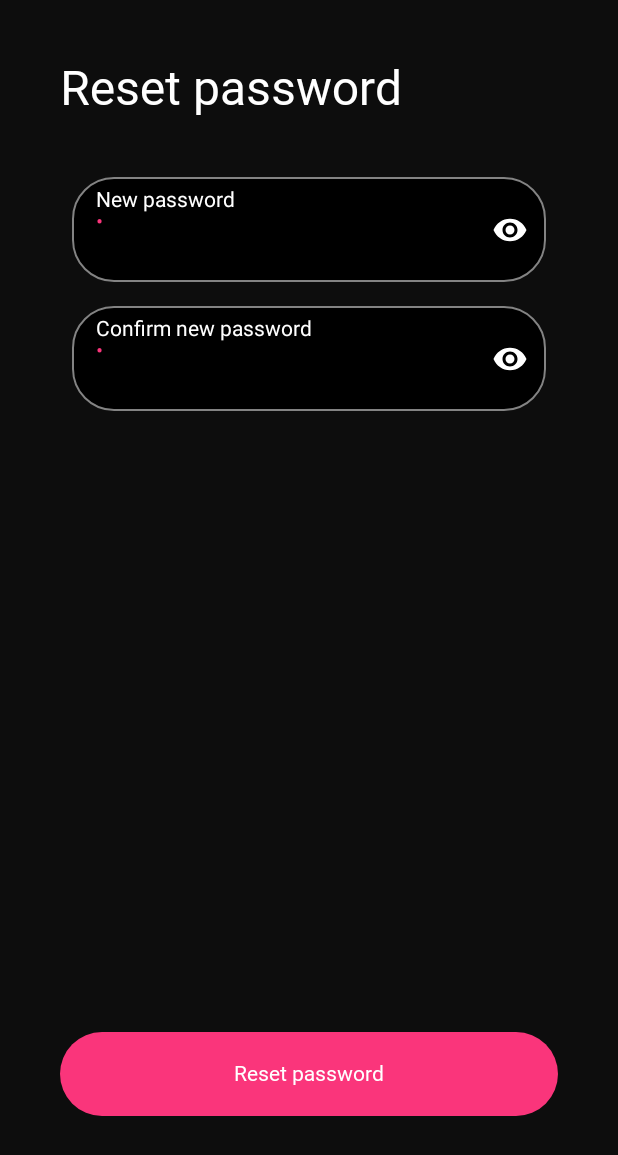
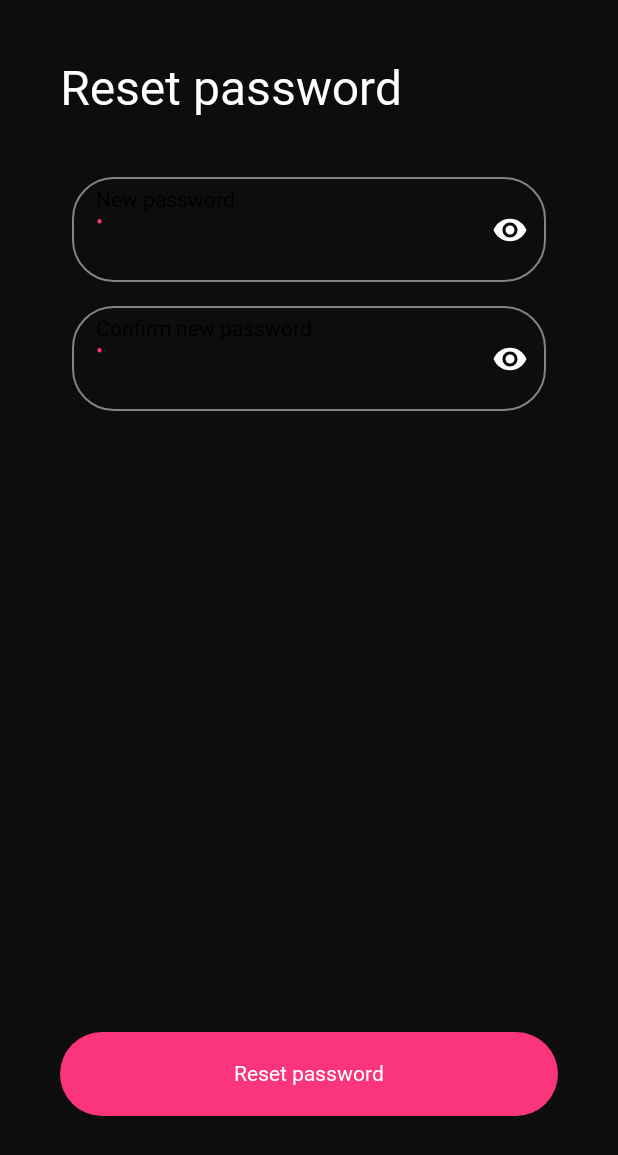
Before and after one commit to valentinbrad-wolfpack/TimeTracker, an Android app built with Jetpack Compose: the ResetPasswordScreen screen opened through its navigation route, on a phone screen of 412 x 824 dp. Shown: the top 1155 px of the screen. Run offline under Robolectric (Android 15) with nearby library versions, the phone set to English and light mode, and no system bars; our stand-ins replace Dagger/Hilt's generated code; Roboto replaces fonts that are not available here.

Commit message:
Theme improvements

```diff
--- a/app/src/main/java/com/example/timetracker/presentation/common/components/CredentialsTextField.kt
+++ b/app/src/main/java/com/example/timetracker/presentation/common/components/CredentialsTextField.kt
@@ -9,14 +9,14 @@ import androidx.compose.foundation.layout.height
 import androidx.compose.foundation.layout.padding
 import androidx.compose.foundation.text.KeyboardActions
 import androidx.compose.foundation.text.KeyboardOptions
-import androidx.compose.material.MaterialTheme
 import androidx.compose.material.TextField
-import androidx.compose.material.Text
 import androidx.compose.material.TextFieldDefaults
 import androidx.compose.material.icons.Icons
 import androidx.compose.material.icons.filled.Visibility
 import androidx.compose.material.icons.filled.VisibilityOff
 import androidx.compose.material3.Icon
+import androidx.compose.material3.MaterialTheme
+import androidx.compose.material3.Text
 import androidx.compose.runtime.Composable
 import androidx.compose.runtime.getValue
 import androidx.compose.runtime.mutableStateOf
@@ -36,7 +36,6 @@ import com.example.timetracker.presentation.ui.theme.Gray
 import com.example.timetracker.presentation.ui.theme.Paddings
 import com.example.timetracker.presentation.ui.theme.Shapes
 import com.example.timetracker.presentation.ui.theme.VioletRed
-import com.example.timetracker.presentation.ui.theme.White
 
 @Composable
 fun CredentialsRoundTextField(
@@ -73,7 +72,7 @@ fun CredentialsRoundTextField(
                     Text(
                         text = hint,
                         style = textStyle,
-                        color = Color.DarkGray
+                        color = MaterialTheme.colorScheme.surface
                     )
                 }
             },
@@ -90,12 +89,10 @@ fun CredentialsRoundTextField(
                         modifier = Modifier.clickable() {
                             isPasswordHidden = !isPasswordHidden
                         },
-                        imageVector = if (isPasswordHidden) {
-                            Icons.Default.Visibility
-                        } else {
-                            Icons.Default.VisibilityOff
-                        },
-                        tint = if (isPasswordHidden) White else VioletRed,
+                        imageVector = if (isPasswordHidden) Icons.Default.Visibility
+                        else Icons.Default.VisibilityOff,
+                        tint = if (isPasswordHidden) MaterialTheme.colorScheme.onSurface
+                        else MaterialTheme.colorScheme.primary,
                         contentDescription = null
                     )
                 }
@@ -104,10 +101,10 @@ fun CredentialsRoundTextField(
                 backgroundColor = Color.Transparent,
                 focusedIndicatorColor = Color.Transparent,
                 unfocusedIndicatorColor = Color.Transparent,
-                textColor = VioletRed,
-                unfocusedLabelColor = White,
-                focusedLabelColor = White,
-                cursorColor = VioletRed
+                textColor = MaterialTheme.colorScheme.primary,
+                unfocusedLabelColor = MaterialTheme.colorScheme.onSurface,
+                focusedLabelColor = MaterialTheme.colorScheme.onSurface,
+                cursorColor = MaterialTheme.colorScheme.primary
             ),
             keyboardOptions = KeyboardOptions(
                 imeAction = imeAction, keyboardType = keyboardType
@@ -117,12 +114,15 @@ fun CredentialsRoundTextField(
             onValueChange = onValueChange,
             modifier = Modifier
                 .border(
-                    width = Dimens.DIMEN_1, shape = Shapes.large, color = focusBorderColor
+                    width = Dimens.DIMEN_1,
+                    shape = Shapes.large,
+                    color = focusBorderColor
                 )
                 .height(Dimens.DIMEN_70)
                 .fillMaxWidth()
                 .background(
-                    color = Color.Black, shape = Shapes.large
+                    color = MaterialTheme.colorScheme.background,
+                    shape = Shapes.large
                 )
                 .onFocusChanged {
                     focusBorderColor = if (it.isFocused) VioletRed else Gray
--- a/app/src/main/java/com/example/timetracker/presentation/forgotPassword/ForgotPasswordScreen.kt
+++ b/app/src/main/java/com/example/timetracker/presentation/forgotPassword/ForgotPasswordScreen.kt
@@ -1,7 +1,6 @@
 package com.example.timetracker.presentation.forgotPassword
 
 import androidx.compose.foundation.background
-import androidx.compose.foundation.layout.Arrangement
 import androidx.compose.foundation.layout.Box
 import androidx.compose.foundation.layout.Column
 import androidx.compose.foundation.layout.PaddingValues
@@ -10,35 +9,25 @@ import androidx.compose.foundation.layout.fillMaxSize
 import androidx.compose.foundation.layout.fillMaxWidth
 import androidx.compose.foundation.layout.height
 import androidx.compose.foundation.layout.padding
-import androidx.compose.foundation.layout.size
-import androidx.compose.foundation.layout.wrapContentHeight
 import androidx.compose.foundation.rememberScrollState
 import androidx.compose.foundation.verticalScroll
 import androidx.compose.material3.Button
+import androidx.compose.material3.ButtonDefaults
+import androidx.compose.material3.MaterialTheme
 import androidx.compose.material3.Text
-import androidx.compose.material3.ButtonDefaults
-import androidx.compose.material3.Icon
 import androidx.compose.runtime.Composable
-import androidx.compose.ui.Alignment
 import androidx.compose.ui.Modifier
 import androidx.compose.ui.graphics.Color
-import androidx.compose.ui.res.painterResource
 import androidx.compose.ui.res.stringResource
-import androidx.compose.ui.text.TextStyle
-import androidx.compose.ui.text.font.FontWeight
 import androidx.compose.ui.text.input.ImeAction
 import androidx.compose.ui.text.input.KeyboardType
-import androidx.compose.ui.text.style.TextAlign
 import androidx.navigation.NavController
 import com.example.timetracker.R
 import com.example.timetracker.presentation.common.components.CredentialsRoundTextField
 import com.example.timetracker.presentation.common.components.TopNavBar
 import com.example.timetracker.presentation.ui.theme.Dimens
 import com.example.timetracker.presentation.ui.theme.Shapes
-import com.example.timetracker.presentation.ui.theme.TextSizes
-import com.example.timetracker.presentation.ui.theme.VioletRed
 import com.example.timetracker.presentation.ui.theme.White
-import com.example.timetracker.presentation.ui.theme.fonts
 
 @Composable
 fun ForgotPasswordScreen(
@@ -57,45 +46,40 @@ fun ForgotPasswordScreen(
             Text(
                 text = stringResource(id = R.string.forgot_password),
                 color = White,
-                style = TextStyle(
-                    fontFamily = fonts, fontWeight = FontWeight.Bold, fontSize = TextSizes.SIZE_32
-                )
+                style = MaterialTheme.typography.headlineLarge
             )
             Text(
                 text = stringResource(id = R.string.forgot_password_steps),
                 color = White,
-                style = TextStyle(
-                    fontFamily = fonts, fontWeight = FontWeight.Normal, fontSize = TextSizes.SIZE_14
-                )
+                style = MaterialTheme.typography.bodyLarge
             )
             Spacer(modifier = Modifier.height(Dimens.DIMEN_32))
-            CredentialsRoundTextField(text = "A",
+            CredentialsRoundTextField(
+                text = "A",
                 labelId = R.string.email_label,
                 imeAction = ImeAction.Next,
                 keyboardType = KeyboardType.Email,
                 onValueChange = { },
                 onNextClicked = { },
-                onDoneClicked = {})
+                onDoneClicked = {}
+            )
             Spacer(modifier = Modifier.weight(1f))
             Button(modifier = Modifier
                 .fillMaxWidth()
                 .height(Dimens.DIMEN_56),
                 colors = ButtonDefaults.buttonColors(
-                    containerColor = VioletRed,
+                    containerColor = MaterialTheme.colorScheme.primary,
                 ),
                 shape = Shapes.large,
                 onClick = {}) {
                 Text(
                     modifier = Modifier.background(
-                        color = Color.Transparent, shape = Shapes.large
+                        color = Color.Transparent,
+                        shape = Shapes.large
                     ),
                     text = stringResource(id = R.string.send_email),
-                    color = White,
-                    style = TextStyle(
-                        fontFamily = fonts,
-                        fontWeight = FontWeight.Bold,
-                        fontSize = TextSizes.SIZE_14
-                    )
+                    color = MaterialTheme.colorScheme.onPrimary,
+                    style = MaterialTheme.typography.labelSmall
                 )
             }
             Spacer(modifier = Modifier.height(Dimens.DIMEN_40))
--- a/app/src/main/java/com/example/timetracker/presentation/login/LoginScreen.kt
+++ b/app/src/main/java/com/example/timetracker/presentation/login/LoginScreen.kt
@@ -1,8 +1,8 @@
 package com.example.timetracker.presentation.login
 
+import androidx.compose.foundation.Image
 import androidx.compose.foundation.background
 import androidx.compose.foundation.clickable
-import androidx.compose.foundation.layout.Arrangement
 import androidx.compose.foundation.layout.Box
 import androidx.compose.foundation.layout.Column
 import androidx.compose.foundation.layout.PaddingValues
@@ -16,17 +16,15 @@ import androidx.compose.foundation.layout.wrapContentHeight
 import androidx.compose.foundation.rememberScrollState
 import androidx.compose.foundation.verticalScroll
 import androidx.compose.material3.Button
+import androidx.compose.material3.ButtonDefaults
+import androidx.compose.material3.MaterialTheme
 import androidx.compose.material3.Text
-import androidx.compose.material3.ButtonDefaults
-import androidx.compose.material3.Icon
 import androidx.compose.runtime.Composable
 import androidx.compose.ui.Alignment
 import androidx.compose.ui.Modifier
 import androidx.compose.ui.graphics.Color
 import androidx.compose.ui.res.painterResource
 import androidx.compose.ui.res.stringResource
-import androidx.compose.ui.text.TextStyle
-import androidx.compose.ui.text.font.FontWeight
 import androidx.compose.ui.text.input.ImeAction
 import androidx.compose.ui.text.input.KeyboardType
 import androidx.compose.ui.text.style.TextAlign
@@ -37,10 +35,6 @@ import com.example.timetracker.presentation.forgotPassword.nav.ForgotPasswordDes
 import com.example.timetracker.presentation.timesheet.nav.TimesheetDestination
 import com.example.timetracker.presentation.ui.theme.Dimens
 import com.example.timetracker.presentation.ui.theme.Shapes
-import com.example.timetracker.presentation.ui.theme.TextSizes
-import com.example.timetracker.presentation.ui.theme.VioletRed
-import com.example.timetracker.presentation.ui.theme.White
-import com.example.timetracker.presentation.ui.theme.fonts
 
 @Composable
 fun LoginScreen(
@@ -59,38 +53,34 @@ fun LoginScreen(
                 modifier = Modifier.fillMaxWidth(),
                 contentAlignment = Alignment.Center
             ) {
-                Icon(
+                Image(
                     modifier = Modifier.size(Dimens.DIMEN_160),
                     painter = painterResource(id = R.drawable.app_logo),
-                    tint = VioletRed,
                     contentDescription = null
                 )
             }
             Spacer(modifier = Modifier.weight(1f))
             Text(
-                text = stringResource(id = R.string.hello), color = White, style = TextStyle(
-                    fontFamily = fonts,
-                    fontWeight = FontWeight.Bold,
-                    fontSize = TextSizes.SIZE_32
-                )
+                text = stringResource(id = R.string.hello),
+                color = MaterialTheme.colorScheme.onSurface,
+                style = MaterialTheme.typography.headlineLarge
             )
             Text(
                 text = stringResource(id = R.string.login_tip),
-                color = White,
-                style = TextStyle(
-                    fontFamily = fonts,
-                    fontWeight = FontWeight.Normal,
-                    fontSize = TextSizes.SIZE_14
+                color = MaterialTheme.colorScheme.onSurface,
+                style = MaterialTheme.typography.bodyLarge,
+
                 )
-            )
             Spacer(modifier = Modifier.height(Dimens.DIMEN_32))
-            CredentialsRoundTextField(text = "A",
+            CredentialsRoundTextField(
+                text = "A",
                 labelId = R.string.email_label,
                 imeAction = ImeAction.Next,
                 keyboardType = KeyboardType.Email,
                 onValueChange = { },
                 onNextClicked = { },
-                onDoneClicked = {})
+                onDoneClicked = {}
+            )
             Spacer(modifier = Modifier.height(Dimens.DIMEN_12))
             CredentialsRoundTextField(
                 text = "A",
@@ -104,12 +94,8 @@ fun LoginScreen(
             Spacer(modifier = Modifier.height(Dimens.DIMEN_32))
             Text(
                 text = stringResource(id = R.string.forgot_password),
-                color = White,
-                style = TextStyle(
-                    fontFamily = fonts,
-                    fontWeight = FontWeight.Normal,
-                    fontSize = TextSizes.SIZE_12
-                ),
+                color = MaterialTheme.colorScheme.onSurface,
+                style = MaterialTheme.typography.bodyMedium,
                 textAlign = TextAlign.Center,
                 modifier = Modifier
                     .fillMaxWidth()
@@ -123,7 +109,7 @@ fun LoginScreen(
                 .fillMaxWidth()
                 .height(Dimens.DIMEN_56),
                 colors = ButtonDefaults.buttonColors(
-                    containerColor = VioletRed,
+                    containerColor = MaterialTheme.colorScheme.primary,
                 ),
                 shape = Shapes.large,
                 onClick = {
@@ -132,15 +118,12 @@ fun LoginScreen(
             ) {
                 Text(
                     modifier = Modifier.background(
-                        color = Color.Transparent, shape = Shapes.large
+                        color = Color.Transparent,
+                        shape = Shapes.large
                     ),
                     text = stringResource(id = R.string.sign_in),
-                    color = White,
-                    style = TextStyle(
-                        fontFamily = fonts,
-                        fontWeight = FontWeight.Bold,
-                        fontSize = TextSizes.SIZE_14
-                    )
+                    color = MaterialTheme.colorScheme.onSurface,
+                    style = MaterialTheme.typography.labelSmall
                 )
             }
             Spacer(modifier = Modifier.height(Dimens.DIMEN_40))
--- a/app/src/main/java/com/example/timetracker/presentation/resetPassword/ResetPasswordScreen.kt
+++ b/app/src/main/java/com/example/timetracker/presentation/resetPassword/ResetPasswordScreen.kt
@@ -1,7 +1,6 @@
 package com.example.timetracker.presentation.resetPassword
 
 import androidx.compose.foundation.background
-import androidx.compose.foundation.layout.Arrangement
 import androidx.compose.foundation.layout.Box
 import androidx.compose.foundation.layout.Column
 import androidx.compose.foundation.layout.PaddingValues
@@ -10,34 +9,24 @@ import androidx.compose.foundation.layout.fillMaxSize
 import androidx.compose.foundation.layout.fillMaxWidth
 import androidx.compose.foundation.layout.height
 import androidx.compose.foundation.layout.padding
-import androidx.compose.foundation.layout.size
-import androidx.compose.foundation.layout.wrapContentHeight
 import androidx.compose.foundation.rememberScrollState
 import androidx.compose.foundation.verticalScroll
 import androidx.compose.material3.Button
+import androidx.compose.material3.ButtonDefaults
+import androidx.compose.material3.MaterialTheme
 import androidx.compose.material3.Text
-import androidx.compose.material3.ButtonDefaults
-import androidx.compose.material3.Icon
 import androidx.compose.runtime.Composable
-import androidx.compose.ui.Alignment
 import androidx.compose.ui.Modifier
 import androidx.compose.ui.graphics.Color
-import androidx.compose.ui.res.painterResource
 import androidx.compose.ui.res.stringResource
-import androidx.compose.ui.text.TextStyle
-import androidx.compose.ui.text.font.FontWeight
 import androidx.compose.ui.text.input.ImeAction
 import androidx.compose.ui.text.input.KeyboardType
-import androidx.compose.ui.text.style.TextAlign
 import androidx.navigation.NavController
 import com.example.timetracker.R
 import com.example.timetracker.presentation.common.components.CredentialsRoundTextField
 import com.example.timetracker.presentation.ui.theme.Dimens
 import com.example.timetracker.presentation.ui.theme.Shapes
-import com.example.timetracker.presentation.ui.theme.TextSizes
-import com.example.timetracker.presentation.ui.theme.VioletRed
 import com.example.timetracker.presentation.ui.theme.White
-import com.example.timetracker.presentation.ui.theme.fonts
 
 @Composable
 fun ResetPasswordScreen(
@@ -53,45 +42,44 @@ fun ResetPasswordScreen(
             Text(
                 text = stringResource(id = R.string.reset_password),
                 color = White,
-                style = TextStyle(
-                    fontFamily = fonts, fontWeight = FontWeight.Bold, fontSize = TextSizes.SIZE_32
-                )
+                style = MaterialTheme.typography.headlineLarge
             )
             Spacer(modifier = Modifier.height(Dimens.DIMEN_32))
-            CredentialsRoundTextField(text = "A",
+            CredentialsRoundTextField(
+                text = "A",
                 labelId = R.string.new_password_label,
                 imeAction = ImeAction.Next,
                 keyboardType = KeyboardType.Password,
                 onValueChange = { },
                 onNextClicked = { },
-                onDoneClicked = {})
-            CredentialsRoundTextField(text = "A",
+                onDoneClicked = {}
+            )
+            CredentialsRoundTextField(
+                text = "A",
                 labelId = R.string.confirm_new_password_label,
                 imeAction = ImeAction.Next,
                 keyboardType = KeyboardType.Password,
                 onValueChange = { },
                 onNextClicked = { },
-                onDoneClicked = {})
+                onDoneClicked = {}
+            )
             Spacer(modifier = Modifier.weight(1f))
             Button(modifier = Modifier
                 .fillMaxWidth()
                 .height(Dimens.DIMEN_56),
                 colors = ButtonDefaults.buttonColors(
-                    containerColor = VioletRed,
+                    containerColor = MaterialTheme.colorScheme.primary,
                 ),
                 shape = Shapes.large,
                 onClick = {}) {
                 Text(
                     modifier = Modifier.background(
-                        color = Color.Transparent, shape = Shapes.large
+                        color = Color.Transparent,
+                        shape = Shapes.large
                     ),
                     text = stringResource(id = R.string.reset_password),
-                    color = White,
-                    style = TextStyle(
-                        fontFamily = fonts,
-                        fontWeight = FontWeight.Bold,
-                        fontSize = TextSizes.SIZE_14
-                    )
+                    color = MaterialTheme.colorScheme.onPrimary,
+                    style = MaterialTheme.typography.labelSmall
                 )
             }
             Spacer(modifier = Modifier.height(Dimens.DIMEN_40))
--- a/app/src/main/java/com/example/timetracker/presentation/ui/theme/Type.kt
+++ b/app/src/main/java/com/example/timetracker/presentation/ui/theme/Type.kt
@@ -28,12 +28,12 @@ val Typography = Typography(
     bodyMedium = TextStyle(
         fontFamily = fonts,
         fontWeight = FontWeight.Normal,
-        fontSize = TextSizes.SIZE_16
+        fontSize = TextSizes.SIZE_12
     ),
     bodyLarge = TextStyle(
         fontFamily = fonts,
-        fontWeight = FontWeight.Bold,
-        fontSize = TextSizes.SIZE_16
+        fontWeight = FontWeight.Normal,
+        fontSize = TextSizes.SIZE_14
     ),
     labelSmall = TextStyle(
         fontFamily = fonts,
```
